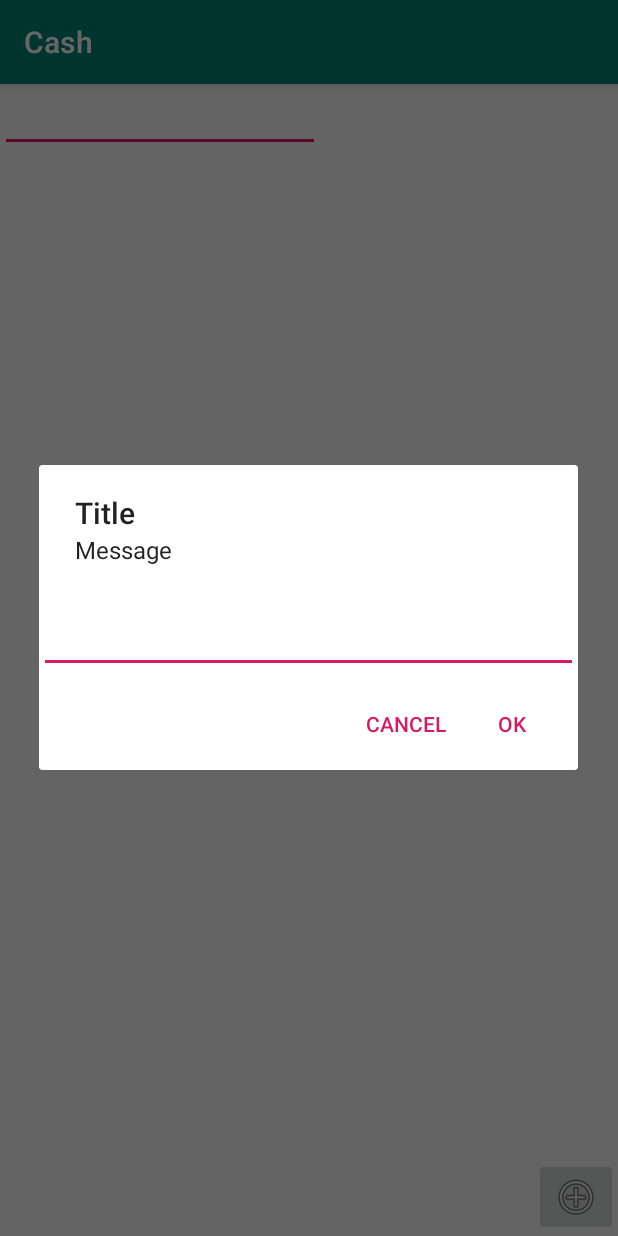
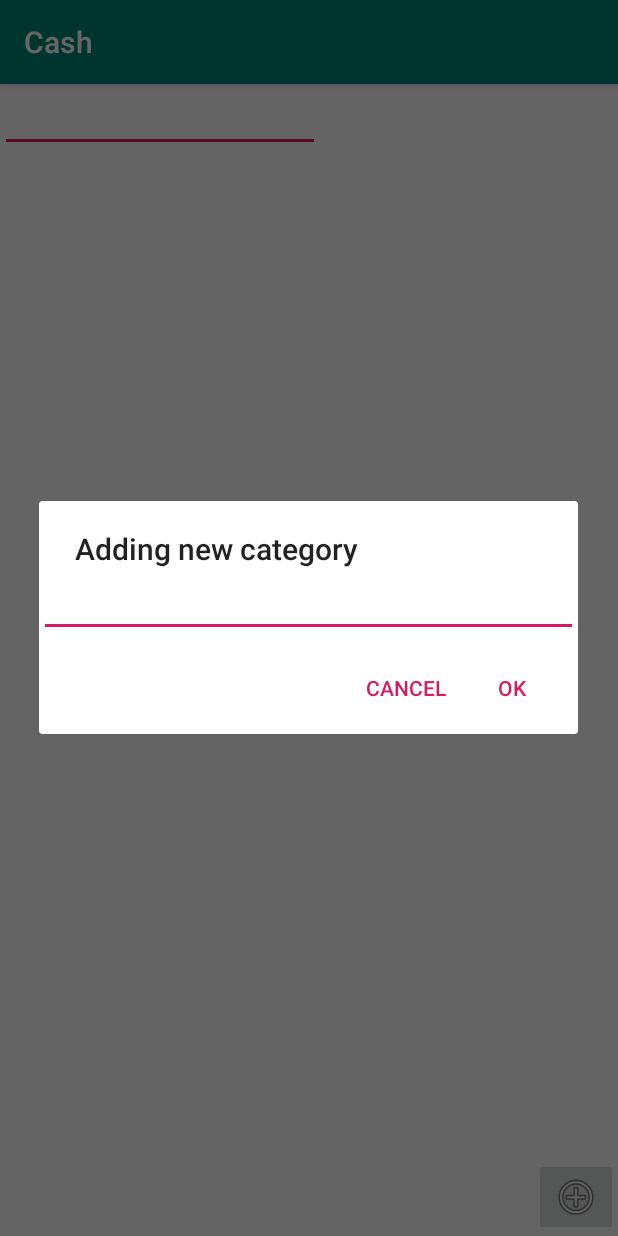
Before and after one commit to JustRandomName/My-Money, an Android app: the CashActivity screen opened directly, with no data from a screen before it, after a tap on an icon or button, on a phone screen of 412 x 824 dp. Run offline under Robolectric (Android 15) with nearby library versions, the phone set to English and light mode, and no system bars; libraries missing offline, so code that uses them is left out: org.jetbrains.anko.

Commit message:
sms and adding menu

```diff
--- a/Mobile/app/src/main/java/com/example/nikita/mymoney/database/model/CardCategory.kt
+++ b/Mobile/app/src/main/java/com/example/nikita/mymoney/database/model/CardCategory.kt
@@ -1,6 +1,6 @@
 package com.example.nikita.mymoney.database.model
 
-class CardCategory(_balance: Money) : Category(_balance) {
+class CardCategory(_name: String) : Category(_name) {
     companion object {
         const val TABLENAME: String = "CardCategory"
     }
--- a/Mobile/app/src/main/java/com/example/nikita/mymoney/database/model/CashCategory.kt
+++ b/Mobile/app/src/main/java/com/example/nikita/mymoney/database/model/CashCategory.kt
@@ -1,6 +1,6 @@
 package com.example.nikita.mymoney.database.model
 
-class CashCategory(_balance: Money) : Category(_balance) {
+class CashCategory(_name: String) : Category(_name) {
     companion object {
         const val TABLENAME: String = "CashCategory"
     }
--- /dev/null
+++ b/Mobile/app/src/main/java/com/example/nikita/mymoney/views/AddingActivity.kt
@@ -0,0 +1,4 @@
+package com.example.nikita.mymoney.views
+
+class AddingActivity {
+}
--- a/Mobile/app/src/main/java/com/example/nikita/mymoney/views/CashActivity.kt
+++ b/Mobile/app/src/main/java/com/example/nikita/mymoney/views/CashActivity.kt
@@ -2,44 +2,71 @@ package com.example.nikita.mymoney.views
 
 import android.app.AlertDialog
 import android.os.Bundle
-import android.support.v7.app.AppCompatActivity
+import android.support.v7.app.AppCompatActivity;
+import com.example.nikita.mymoney.R
+
+import kotlinx.android.synthetic.main.activity_cash.*
 import android.widget.EditText
-import com.example.nikita.mymoney.R
-import kotlinx.android.synthetic.main.activity_cash.*
+import com.example.nikita.mymoney.database.manager.CashManager
 
 
 class CashActivity : AppCompatActivity() {
 
+    lateinit var manager: CashManager
+    private var categoryName: String = ""
+    private var categoryCost: String = ""
+
     override fun onCreate(savedInstanceState: Bundle?) {
         super.onCreate(savedInstanceState)
         setContentView(R.layout.activity_cash)
+        manager = CashManager(applicationContext)
         setSupportActionBar(toolbar)
-        add_button.setOnClickListener { showAddingDialog() }
+        add_button.setOnClickListener { showAddingCategoryName() }
     }
 
-    private fun showAddingDialog() {
+    private fun showAddingCategoryName() {
         val alert = AlertDialog.Builder(this)
 
-        alert.setTitle("Title")
-        alert.setMessage("Message")
+        alert.setTitle("Adding new category")
 
-// Set an EditText view to get user input
-        val input = EditText(this)
-        alert.setView(input)
+        val name = EditText(this)
+        alert.setView(name)
 
-        alert.setPositiveButton("Ok") { dialog, whichButton ->
-            addNewCategory(input.text.toString())
-
+        alert.setPositiveButton("Ok") { _, _ ->
+            // TODO : validate category name
+            categoryName = name.text.toString()
+            showAddingCategoryCost()
         }
 
-        alert.setNegativeButton("Cancel", { dialog, whichButton ->
-        })
+        alert.setNegativeButton("Cancel") { _, _ ->
+        }
 
         alert.show()
     }
 
-    private fun addNewCategory(text: String) {
-        // TODO : save in database
+    private fun showAddingCategoryCost() {
+        val alert = AlertDialog.Builder(this)
+
+        alert.setTitle("Adding new category cost")
+        alert.setMessage(categoryName)
+
+        val cost = EditText(this)
+        alert.setView(cost)
+
+        alert.setPositiveButton("Ok") { _, _ ->
+            // TODO : validate cost value
+            categoryCost = cost.text.toString()
+            addNewCategory()
+        }
+
+        alert.setNegativeButton("Cancel") { _, _ ->
+        }
+
+        alert.show()
+    }
+
+    private fun addNewCategory() {
+        // TODO : save in database (categoryCost, categoryName)
     }
 
 }
--- a/Mobile/app/src/main/java/com/example/nikita/mymoney/views/StartActivity.kt
+++ b/Mobile/app/src/main/java/com/example/nikita/mymoney/views/StartActivity.kt
@@ -11,6 +11,7 @@ import com.example.nikita.mymoney.database.manager.SimpleManager
 import kotlinx.android.synthetic.main.activity_start_activiti.*
 import org.jetbrains.anko.activityUiThread
 import org.jetbrains.anko.doAsync
+
 
 class StartActivity : AppCompatActivity() {
 
--- a/Mobile/app/src/main/res/values/strings.xml
+++ b/Mobile/app/src/main/res/values/strings.xml
@@ -6,4 +6,6 @@
     <string name="title_activity_card">Card</string>
     <string name="title_activity_cash">Cash</string>
     <string name="start_btn">Start</string>
+    <string name="name">Name</string>
+    <string name="cost">Cost</string>
 </resources>
```
Also changed, not shown: Mobile/app/src/main/java/com/example/nikita/mymoney/database/DBHelper.kt (+12 -9 lines), Mobile/app/src/main/java/com/example/nikita/mymoney/database/model/Category.kt (+5 -3 lines), Mobile/app/src/main/java/com/example/nikita/mymoney/smsParcer/SmsDTO.kt (added, +8 -0 lines), Mobile/app/src/main/java/com/example/nikita/mymoney/smsParcer/SmsReciver.kt (added, +38 -0 lines), Mobile/app/src/main/java/com/example/nikita/mymoney/smsParcer/SmsService.kt (added, +72 -0 lines).
